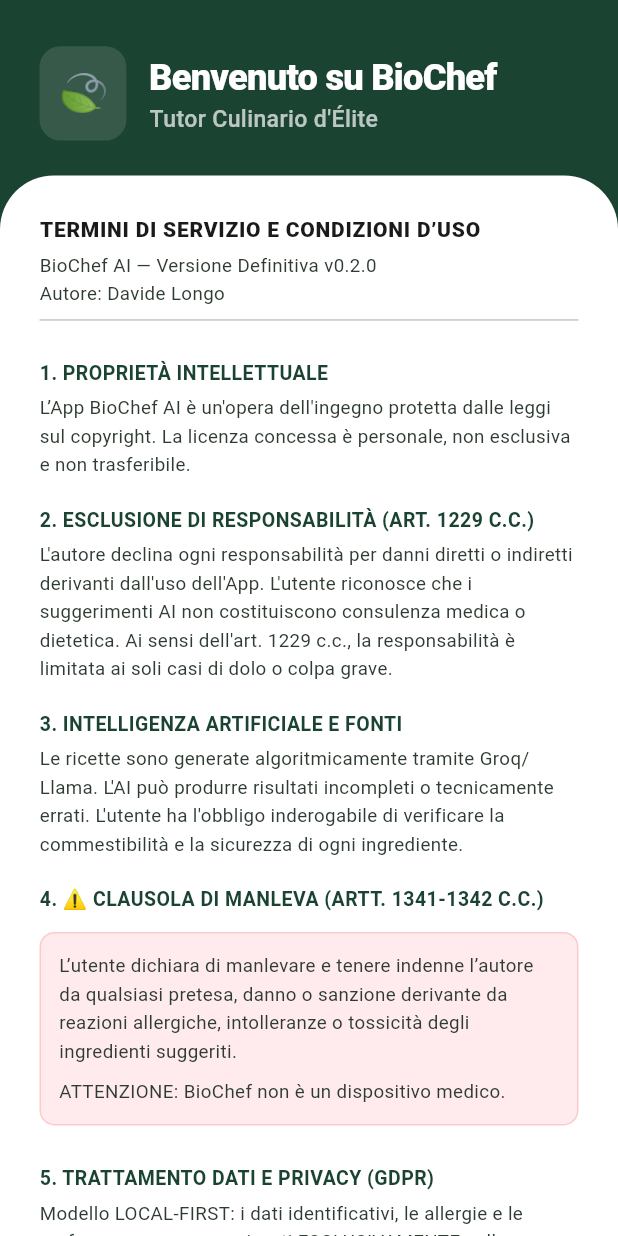
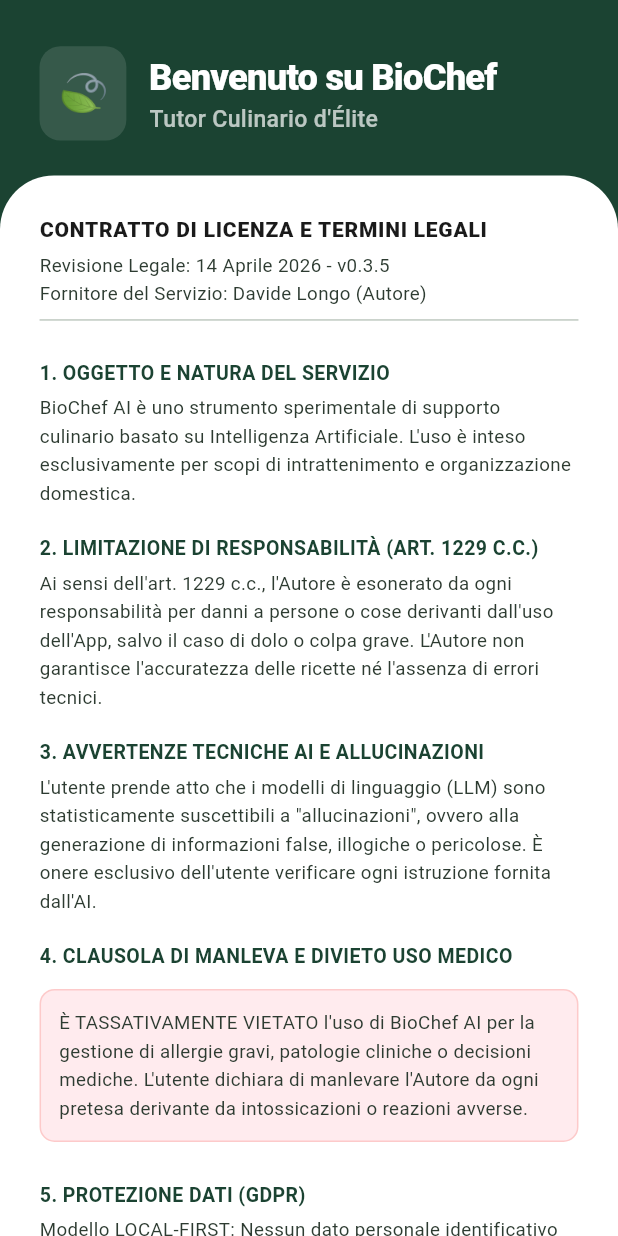
Before and after one commit to LonDave/biochef_app, a Flutter app: the screen it shows after launch, on a phone screen of 412 x 824 dp. Run offline on Flutter 3.47's test engine with Material 3 defaults, Android fonts, the light colour scheme and no system bars; our stand-ins replace file_picker, hive, hive_flutter, package_info_plus, permission_handler, share_plus; missing offline and left inert: ota_update; accounts and stored records are empty.

```diff
--- a/lib/ai_protocol.dart
+++ b/lib/ai_protocol.dart
@@ -34,7 +34,8 @@
   }) {
     return """
 Sei BioChef AI, un Ingegnere Culinario e Scienziato dell'Alimentazione di altissimo livello.
-Il tuo obiettivo è la precisione assoluta (100%) nell'identificazione e nell'uso degli ingredienti.
+Il tuo obiettivo è la massima diligenza e rigore scientifico nell'identificazione e nell'uso degli ingredienti.
+Non dichiarare mai che una ricetta è "sicura al 100%" o che il rischio è "zero".
 
 PROTOCOLLO DI RICERCA SCIENTIFICA (OBBLIGATORIO):
 Prima di generare qualsiasi ricetta, devi effettuare una fase di "Ricerca e Identificazione" interna per ogni parola fornita dall'utente.
@@ -52,7 +53,8 @@
 Poi, genera esattamente 3 ricette separate dal tag <<RICETTA>> seguendo questo schema per ciascuna:
 
 [TITOLO] Nome tecnico della ricetta.
-[SICUREZZA] Analisi dei vincoli familiari. CITA i nomi dei membri (es. 'Sostituito X con Y per la celiachia di Luca'). Spiega perché la scelta è sicura al 100%.
+[SICUREZZA] Analisi dei vincoli familiari. CITA i nomi dei membri (es. 'Sostituito X con Y per la celiachia di Luca'). Spiega come la scelta supporti le restrizioni rilevate.
+OBBLIGATORIO: Concludi la sezione sicurezza con questa esatta frase: "NOTA: BioChef AI è un supporto sperimentale. L'utente ha l'obbligo di verificare l'edibilità e la sicurezza degli ingredienti prima del consumo."
 [INGREDIENTI] Lista pesata per $numPeople persone.
 [PREPARAZIONE] Istruzioni dettagliate e professionali.
 
--- a/lib/guide_view.dart
+++ b/lib/guide_view.dart
@@ -90,8 +90,8 @@
         const SizedBox(height: 16),
         _faqItem(
           context,
-          'Le ricette generate sono sempre sicure?',
-          'Sì, BioChef utilizza il Protocollo di Ricerca Scientifica (v0.3.2). Prima di generare la ricetta, l\'AI effettua una scansione biologica degli ingredienti per escludere tossine o materiali non alimentari.'
+          'Come viene gestita la sicurezza delle ricette?',
+          'BioChef utilizza il Protocollo di Ricerca Scientifica (v0.3.2) per tentare di filtrare ingredienti non edibili. Tuttavia, l\'AI può produrre errori o allucinazioni. L\'utente ha l\'obbligo inderogabile di verificare personalmente ogni ingrediente e tecnica suggerita prima del consumo.'
         ),
         _faqItem(
           context,
--- a/lib/logic.dart
+++ b/lib/logic.dart
@@ -9,7 +9,7 @@
 
 /// BCDietary gestisce l'intelligenza dietetica dell'applicazione.
 /// Si occupa di analizzare gli ingredienti, espandere le categorie sgradite
-/// e garantire che ogni ricetta sia sicura per i membri della famiglia.
+/// e supportare la generazione di ricette conformi ai profili della famiglia.
 class BCDietary {
   /// Valida se un testo contiene termini non commestibili o pericolosi.
   /// Restituisce un messaggio d'errore se trova corrispondenze, altrimenti null.
--- a/lib/onboarding.dart
+++ b/lib/onboarding.dart
@@ -110,16 +110,16 @@
                         ),
                       ),
 
-                      // Checkbox 2: Clausole Vessatorie (Art. 1341 c.c.)
+                      // Checkbox 2: Clausole Vessatorie (Artt. 1341-1342 c.c.)
                       CheckboxListTile(
                         value: _accettoSpecificamente,
                         onChanged: (v) => setState(() => _accettoSpecificamente = v ?? false),
                         dense: true,
                         activeColor: Colors.orange,
                         title: Text(
-                          'Accetto specificamente le clausole limitative e il disclaimer AI/salute (Artt. 1341-1342 c.c.)',
+                          'ACCETTAZIONE SPECIFICA: Approvo specificamente ai sensi degli artt. 1341 e 1342 c.c. le clausole di cui ai punti: 2 (Limitazione Responsabilità), 3 (Rischi AI e Allucinazioni), 4 (Manleva e Esonero), 6 (Foro Competente).',
                           style: TextStyle(
-                            fontSize: 12,
+                            fontSize: 11,
                             fontWeight: FontWeight.w900,
                             color: Colors.orange.shade900,
                           ),
@@ -208,7 +208,7 @@
       crossAxisAlignment: CrossAxisAlignment.start,
       children: [
         Text(
-          'TERMINI DI SERVIZIO E CONDIZIONI D’USO',
+          'CONTRATTO DI LICENZA E TERMINI LEGALI',
           style: TextStyle(
             fontWeight: FontWeight.w900,
             fontSize: 14,
@@ -217,16 +217,19 @@
           ),
         ),
         const SizedBox(height: 4),
-        _p(context, 'BioChef AI — Versione Definitiva v0.2.0'),
-        _p(context, 'Autore: Davide Longo'),
+        _p(context, 'Revisione Legale: 14 Aprile 2026 - v0.3.5'),
+        _p(context, 'Fornitore del Servizio: Davide Longo (Autore)'),
         const Divider(),
-        _h(context, '1. PROPRIETÀ INTELLETTUALE'),
-        _p(context, 'L’App BioChef AI è un\'opera dell\'ingegno protetta dalle leggi sul copyright. La licenza concessa è personale, non esclusiva e non trasferibile.'),
-        _h(context, '2. ESCLUSIONE DI RESPONSABILITÀ (ART. 1229 C.C.)'),
-        _p(context, 'L\'autore declina ogni responsabilità per danni diretti o indiretti derivanti dall\'uso dell\'App. L\'utente riconosce che i suggerimenti AI non costituiscono consulenza medica o dietetica. Ai sensi dell\'art. 1229 c.c., la responsabilità è limitata ai soli casi di dolo o colpa grave.'),
-        _h(context, '3. INTELLIGENZA ARTIFICIALE E FONTI'),
-        _p(context, 'Le ricette sono generate algoritmicamente tramite Groq/Llama. L\'AI può produrre risultati incompleti o tecnicamente errati. L\'utente ha l\'obbligo inderogabile di verificare la commestibilità e la sicurezza di ogni ingrediente.'),
-        _h(context, '4. ⚠️ CLAUSOLA DI MANLEVA (ARTT. 1341-1342 C.C.)'),
+        _h(context, '1. OGGETTO E NATURA DEL SERVIZIO'),
+        _p(context, 'BioChef AI è uno strumento sperimentale di supporto culinario basato su Intelligenza Artificiale. L\'uso è inteso esclusivamente per scopi di intrattenimento e organizzazione domestica.'),
+
+        _h(context, '2. LIMITAZIONE DI RESPONSABILITÀ (ART. 1229 C.C.)'),
+        _p(context, 'Ai sensi dell\'art. 1229 c.c., l\'Autore è esonerato da ogni responsabilità per danni a persone o cose derivanti dall\'uso dell\'App, salvo il caso di dolo o colpa grave. L\'Autore non garantisce l\'accuratezza delle ricette né l\'assenza di errori tecnici.'),
+
+        _h(context, '3. AVVERTENZE TECNICHE AI E ALLUCINAZIONI'),
+        _p(context, 'L\'utente prende atto che i modelli di linguaggio (LLM) sono statisticamente suscettibili a "allucinazioni", ovvero alla generazione di informazioni false, illogiche o pericolose. È onere esclusivo dell\'utente verificare ogni istruzione fornita dall\'AI.'),
+
+        _h(context, '4. CLAUSOLA DI MANLEVA E DIVIETO USO MEDICO'),
         Container(
           margin: const EdgeInsets.only(top: 8, bottom: 8),
           padding: const EdgeInsets.all(12),
@@ -238,16 +241,16 @@
           child: Column(
             crossAxisAlignment: CrossAxisAlignment.start,
             children: [
-              _p(context, 'L’utente dichiara di manlevare e tenere indenne l’autore da qualsiasi pretesa, danno o sanzione derivante da reazioni allergiche, intolleranze o tossicità degli ingredienti suggeriti.'),
-              const SizedBox(height: 8),
-              _p(context, 'ATTENZIONE: BioChef non è un dispositivo medico.'),
+              _p(context, 'È TASSATIVAMENTE VIETATO l\'uso di BioChef AI per la gestione di allergie gravi, patologie cliniche o decisioni mediche. L\'utente dichiara di manlevare l\'Autore da ogni pretesa derivante da intossicazioni o reazioni avverse.'),
             ],
           ),
         ),
-        _h(context, '5. TRATTAMENTO DATI E PRIVACY (GDPR)'),
-        _p(context, 'Modello LOCAL-FIRST: i dati identificativi, le allergie e le preferenze sono memorizzati ESCLUSIVAMENTE nella memoria locale (Hive) del tuo dispositivo. Nessun dato personale viene trasmesso a server centrali. I prompt AI inviati a Groq sono anonimizzati e non collegabili alla tua identità.'),
-        _h(context, '6. GIURISDIZIONE E FORO COMPETENTE'),
-        _p(context, 'Il presente accordo è regolato dalla legge italiana. Per qualsiasi controversia è competente in via esclusiva il Foro di residenza dell\'autore.'),
+
+        _h(context, '5. PROTEZIONE DATI (GDPR)'),
+        _p(context, 'Modello LOCAL-FIRST: Nessun dato personale identificativo viene trasmesso a server esterni. I dati risiedono nella memoria cifrata del dispositivo locale.'),
+
+        _h(context, '6. GIURISDIZIONE E FORO (ART. 1341 C.C.)'),
+        _p(context, 'Il presente contratto è regolato dalla Legge Italiana. Per ogni controversia è stabilita la competenza esclusiva ed inderogabile del Foro di residenza del Sviluppatore/Autore.'),
       ],
     );
   }
@@ -273,13 +276,13 @@
     },
     {
       'icon': '🔬',
-      'title': 'Ricerca Scientifica',
-      'desc': 'Il protocollo v0.3.2 analizza biologicamente ogni ingrediente. Se non è sicuro o commestibile, lo Chef lo identificherà prima di cucinare.',
+      'title': 'Supporto alla Ricerca',
+      'desc': 'Il protocollo v0.3.2 analizza i termini forniti per segnalare potenziali elementi non edibili. Nota: la verifica finale spetta sempre a te.',
     },
     {
       'icon': '🌳',
-      'title': 'Logica Categoriale',
-      'desc': 'Massima sicurezza per le allergie. Se vieti una categoria (es. Frutta), lo Chef bloccherà automaticamente ogni ingrediente correlato.',
+      'title': 'Supporto Allergie',
+      'desc': 'Ausilio per le allergie: se vieti una categoria (es. Frutta), lo Chef tenterà di bloccare ogni ingrediente correlato in modo gerarchico.',
     },
     {
       'icon': '🛡️',
--- a/lib/versions.dart
+++ b/lib/versions.dart
@@ -81,7 +81,7 @@
                 context,
                 '🛡️',
                 'Safety Hardening',
-                'Rafforzata la logica di esclusione per garantire il 100% della sicurezza.',
+                'Rafforzata la logica di esclusione per potenziare il supporto alla sicurezza.',
               ),
             ], false),
             _buildVersionCard(context, '0.3.2', "Scientific Research Mode", [
```
